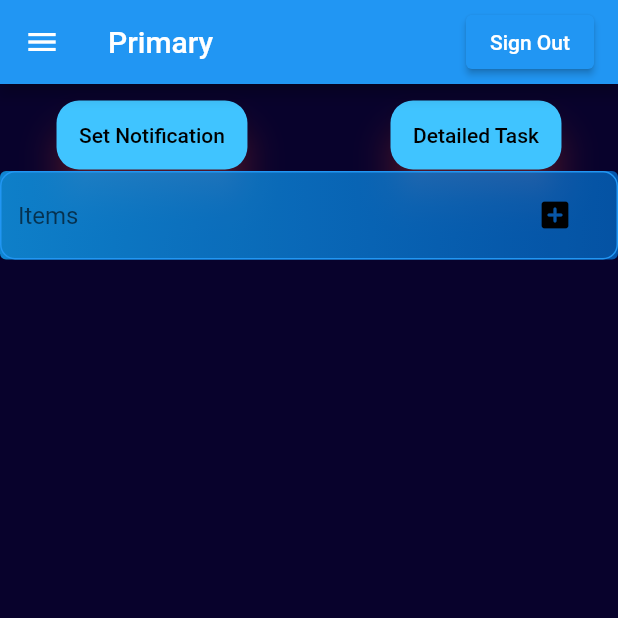
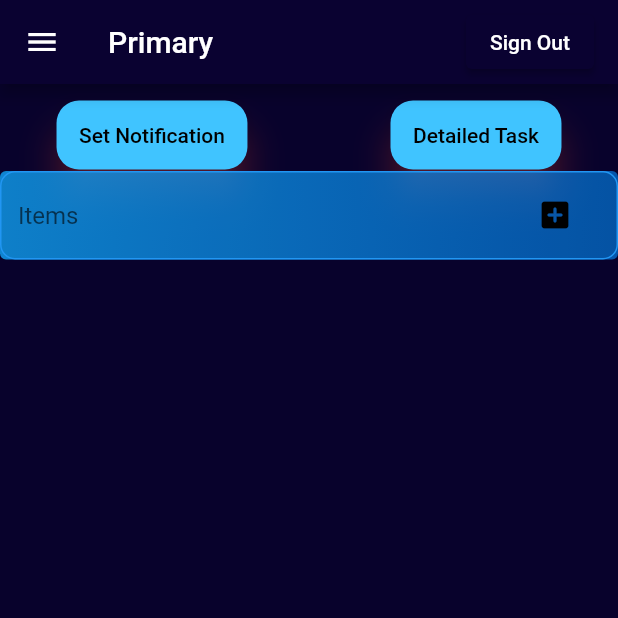
Before and after one commit to galib130/Task-Analyzer, a Flutter app: the screen it shows once a user with an empty profile is signed in, on a phone screen of 412 x 824 dp, the top half of it. Run offline on Flutter 3.47's test engine with Material 2 defaults, Android fonts, the phone set to English and light mode, and no system bars; drawn by our look-alikes of flutter_typeahead; our stand-ins replace charts_flutter, cloud_firestore, firebase_auth, firebase_core, firebase_messaging, flutter_local_notifications and 3 more; missing offline and left inert: cloud_firestore_web, firebase_auth_web, firebase_core_web, firebase_messaging_web, flutter_keyboard_visibility_web; accounts and stored records are empty.

Commit message:
refactored themestyle

```diff
--- /dev/null
+++ b/lib/Themes.dart
@@ -0,0 +1,31 @@
+import 'package:flutter/cupertino.dart';
+import 'package:flutter/material.dart';
+
+class ThemeStyles {
+  Color PrimaryDrawerButtonColor = Color.fromARGB(255, 10, 2, 49);
+  Color OnPrimaryDrawerButtonColor = Color.fromARGB(255, 247, 244, 244);
+  Color ShadowDrawerButtonColor = Color.fromARGB(255, 20, 2, 61);
+  double Drawerelevation = 10;
+  ButtonStyle? DrawerStyle;
+
+  ButtonStyle? getDrawerStyle() {
+    ButtonStyle DrawerStyle = ElevatedButton.styleFrom(
+        primary: PrimaryDrawerButtonColor,
+        onPrimary: OnPrimaryDrawerButtonColor,
+        shadowColor: ShadowDrawerButtonColor,
+        elevation: Drawerelevation,
+        padding: EdgeInsets.all(25));
+
+    return DrawerStyle;
+  }
+
+  ButtonStyle? AppButtonStyle;
+
+  ButtonStyle? getAppButtonStyle() {
+    AppButtonStyle =
+        ElevatedButton.styleFrom(primary: PrimaryDrawerButtonColor);
+    return AppButtonStyle;
+  }
+
+  ThemeStyles();
+}
--- a/lib/home screen/TestAppState.dart
+++ b/lib/home screen/TestAppState.dart
@@ -1,4 +1,5 @@
 import 'dart:async';
+// import 'dart:js_util';
 import 'package:flutter/material.dart';
 import 'TestApp.dart';
 import 'ListView.dart';
@@ -10,6 +11,7 @@ import 'package:flutter_typeahead/flutter_typeahead.dart';
 import '../notification/notification.dart';
 import 'package:fluttertoast/fluttertoast.dart';
 import 'Alertdialogue.dart';
+import 'package:proda/Themes.dart';
 
 List<String> textadd1 = <String>['S/W Lab', 'Maths'];
 final firebaseinstance = FirebaseFirestore.instance;
@@ -20,6 +22,7 @@ FirebaseAuth auth = FirebaseAuth.instance;
 
 class TestAppState extends State<TestApp> {
   String uid = auth.currentUser!.uid;
+  var ThemeStyle = ThemeStyles();
   var date_picked = 1;
   var time_picked = 1;
   var date_difference = 0;
@@ -181,6 +184,7 @@ class TestAppState extends State<TestApp> {
 
   Widget build(BuildContext context) {
     final suggestList = [];
+
     //call suggestlist
     setState(() {
       suggestList.clear();
@@ -478,6 +482,7 @@ class TestAppState extends State<TestApp> {
 
     return Scaffold(
       appBar: AppBar(
+        backgroundColor: ThemeStyle.PrimaryDrawerButtonColor,
         title: Row(
           mainAxisAlignment: MainAxisAlignment.spaceBetween,
           children: [
@@ -485,6 +490,7 @@ class TestAppState extends State<TestApp> {
             Align(
               alignment: Alignment.topRight,
               child: ElevatedButton(
+                style: ThemeStyle.getAppButtonStyle(),
                 onPressed: () {
                   setState(() {
                     context.read<FlutterFireAuthService>().signOut();
@@ -531,12 +537,7 @@ class TestAppState extends State<TestApp> {
                         fontSize: 20,
                       ),
                     ),
-                    style: ElevatedButton.styleFrom(
-                        primary: Color.fromARGB(255, 10, 2, 49),
-                        onPrimary: Color.fromARGB(255, 247, 244, 244),
-                        shadowColor: Color.fromARGB(255, 216, 244, 54),
-                        elevation: 10,
-                        padding: EdgeInsets.all(25)),
+                    style: ThemeStyle.getDrawerStyle(),
                   )),
               Positioned(
                   top: 180,
@@ -556,13 +557,7 @@ class TestAppState extends State<TestApp> {
                       'Secondary',
                       style: TextStyle(fontSize: 20),
                     ),
-                    style: ElevatedButton.styleFrom(
-                      primary: Colors.blue,
-                      onPrimary: Colors.black,
-                      padding: EdgeInsets.all(25),
-                      shadowColor: Colors.red,
-                      elevation: 10,
-                    ),
+                    style: ThemeStyle.getDrawerStyle(),
                   )),
               Positioned(
                 top: 280,
@@ -570,24 +565,16 @@ class TestAppState extends State<TestApp> {
                 right: 50,
                 child: ElevatedButton(
                   onPressed: () {
-                    setState(() {
-                      uid = auth.currentUser!.uid;
-                      setSession();
-                      Navigator.of(context).pushNamedAndRemoveUntil(
-                          '/profile', (Route<dynamic> route) => false);
-                    });
+                    //uid = auth.currentUser!.uid;
+                    setSession();
+                    Navigator.of(context).pushNamedAndRemoveUntil(
+                        '/profile', (Route<dynamic> route) => false);
                   },
                   child: Text(
                     'Set Session',
                     style: TextStyle(fontSize: 20),
                   ),
-                  style: ElevatedButton.styleFrom(
-                    primary: Colors.blue,
-                    onPrimary: Colors.black,
-                    padding: EdgeInsets.all(25),
-                    shadowColor: Colors.red,
-                    elevation: 10,
-                  ),
+                  style: ThemeStyle.getDrawerStyle(),
                 ),
               ),
               Positioned(
@@ -602,13 +589,7 @@ class TestAppState extends State<TestApp> {
                     'Session Summary',
                     style: TextStyle(fontSize: 18),
                   ),
-                  style: ElevatedButton.styleFrom(
-                    primary: Colors.blue,
-                    onPrimary: Colors.black,
-                    padding: EdgeInsets.all(25),
-                    shadowColor: Colors.red,
-                    elevation: 10,
-                  ),
+                  style: ThemeStyle.getDrawerStyle(),
                 ),
               ),
               Positioned(
@@ -623,13 +604,7 @@ class TestAppState extends State<TestApp> {
                     'Efficiency',
                     style: TextStyle(fontSize: 20),
                   ),
-                  style: ElevatedButton.styleFrom(
-                    primary: Colors.blue,
-                    onPrimary: Colors.black,
-                    padding: EdgeInsets.all(25),
-                    shadowColor: Colors.red,
-                    elevation: 10,
-                  ),
+                  style: ThemeStyle.getDrawerStyle(),
                 ),
               )
             ],
```
Also changed, not shown: lib/drawer.dart (added, +10 -0 lines).
